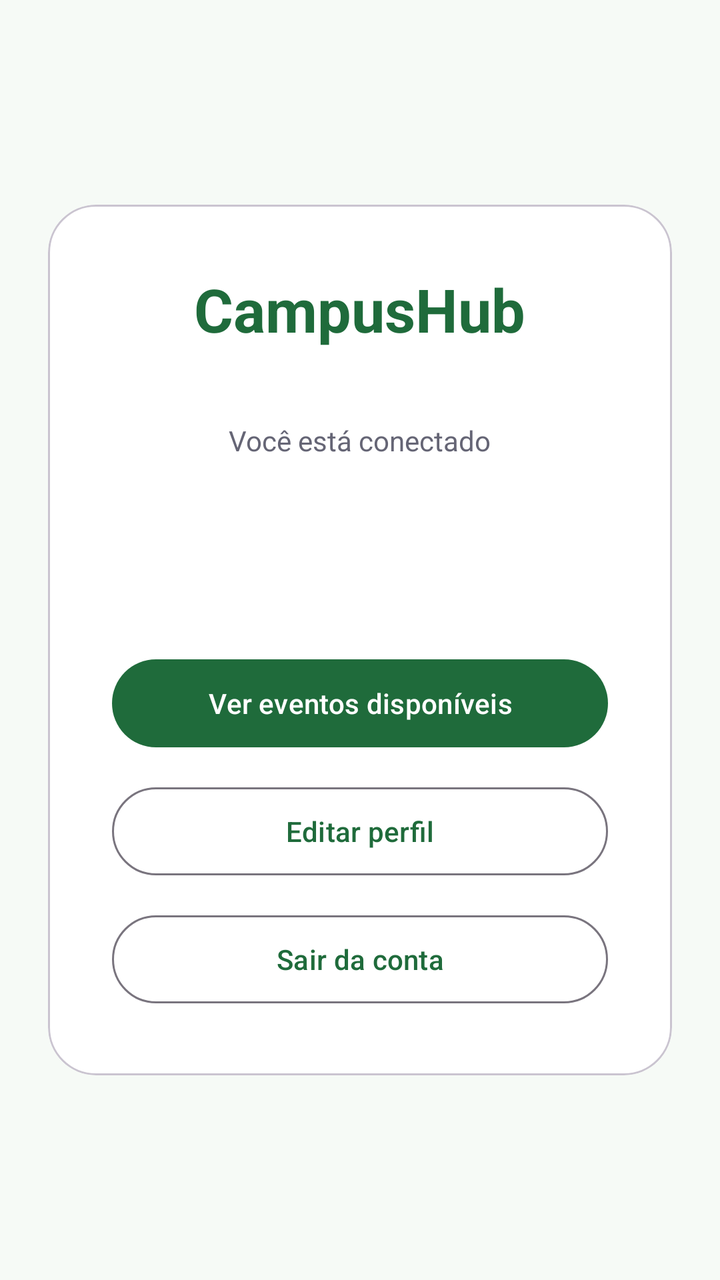
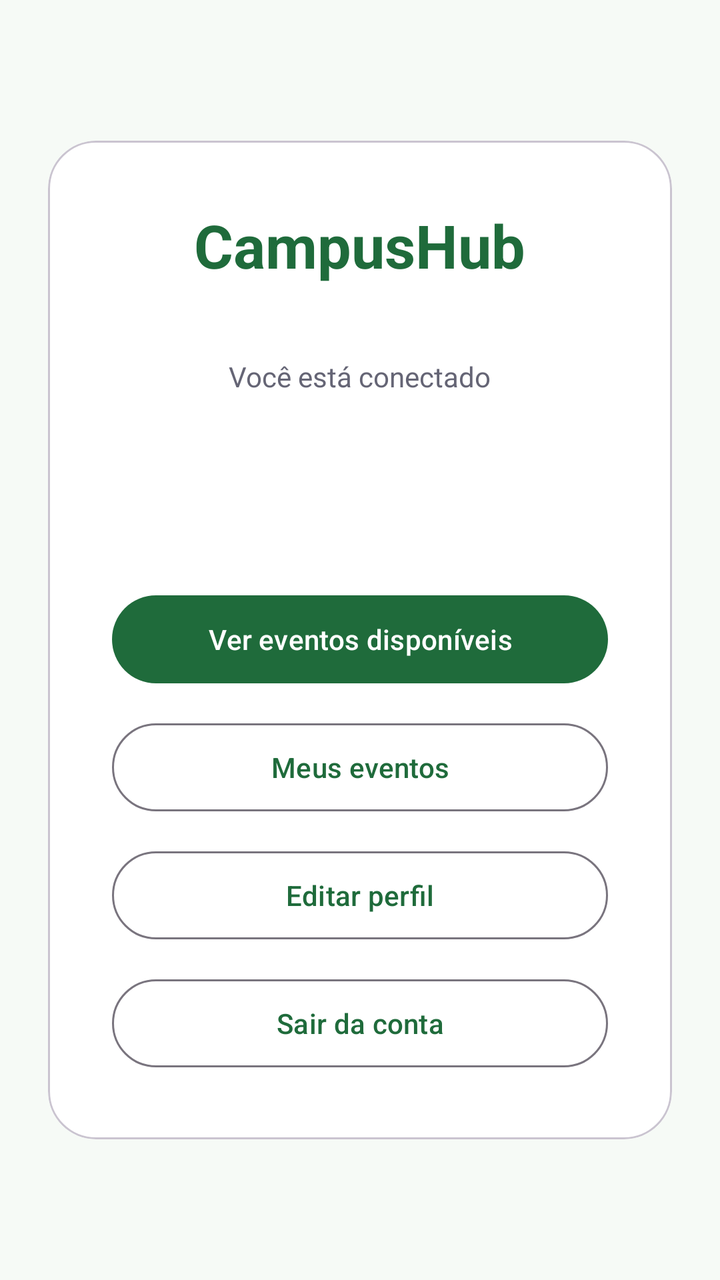

Screens rendered from an Android XML layout before and after an edit, with the pre-edit source and the edit as a unified diff.
<!-- AndroidManifest.xml: application theme Theme.CampusHub -->
<!-- res/layout/activity_welcome.xml -->
<?xml version="1.0" encoding="utf-8"?>
<ScrollView xmlns:android="http://schemas.android.com/apk/res/android"
    xmlns:app="http://schemas.android.com/apk/res-auto"
    android:layout_width="match_parent"
    android:layout_height="match_parent"
    android:background="@color/screen_background"
    android:fillViewport="true">

    <LinearLayout
        android:layout_width="match_parent"
        android:layout_height="match_parent"
        android:gravity="center"
        android:orientation="vertical"
        android:padding="24dp">

        <com.google.android.material.card.MaterialCardView
            android:layout_width="match_parent"
            android:layout_height="wrap_content"
            app:cardBackgroundColor="@color/surface"
            app:cardCornerRadius="24dp">

            <LinearLayout
                android:layout_width="match_parent"
                android:layout_height="wrap_content"
                android:gravity="center_horizontal"
                android:orientation="vertical"
                android:padding="32dp">

                <TextView
                    android:layout_width="wrap_content"
                    android:layout_height="wrap_content"
                    android:text="CampusHub"
                    android:textColor="@color/primary"
                    android:textSize="30sp"
                    android:textStyle="bold" />

                <TextView
                    android:layout_width="wrap_content"
                    android:layout_height="wrap_content"
                    android:layout_marginTop="36dp"
                    android:text="Você está conectado"
                    android:textColor="@color/text_secondary"
                    android:textSize="14sp" />

                <TextView
                    android:id="@+id/tvUserName"
                    android:layout_width="match_parent"
                    android:layout_height="wrap_content"
                    android:layout_marginTop="8dp"
                    android:gravity="center"
                    android:textColor="@color/text_primary"
                    android:textSize="24sp"
                    android:textStyle="bold" />

                <TextView
                    android:id="@+id/tvUserEmail"
                    android:layout_width="match_parent"
                    android:layout_height="wrap_content"
                    android:layout_marginTop="6dp"
                    android:gravity="center"
                    android:textColor="@color/text_secondary"
                    android:textSize="16sp" />

                <com.google.android.material.button.MaterialButton
                    android:id="@+id/btnEvents"
                    android:layout_width="match_parent"
                    android:layout_height="52dp"
                    android:layout_marginTop="28dp"
                    android:text="Ver eventos disponíveis"
                    android:textAllCaps="false" />

                <com.google.android.material.button.MaterialButton
                    android:id="@+id/btnEditProfile"
                    style="@style/Widget.Material3.Button.OutlinedButton"
                    android:layout_width="match_parent"
                    android:layout_height="52dp"
                    android:layout_marginTop="12dp"
                    android:text="Editar perfil"
                    android:textAllCaps="false" />

                <com.google.android.material.button.MaterialButton
                    android:id="@+id/btnLogout"
                    style="@style/Widget.Material3.Button.OutlinedButton"
                    android:layout_width="match_parent"
                    android:layout_height="52dp"
                    android:layout_marginTop="12dp"
                    android:text="Sair da conta"
                    android:textAllCaps="false" />
            </LinearLayout>
        </com.google.android.material.card.MaterialCardView>
    </LinearLayout>
</ScrollView>
<!-- resources referenced by this layout -->
<resources>
  <color name="primary">#1F6B3B</color>
  <color name="screen_background">#F6FAF6</color>
  <color name="surface">#FFFFFFFF</color>
  <color name="text_primary">#1B1B22</color>
  <color name="text_secondary">#656575</color>
  <style name="Theme.CampusHub" parent="Base.Theme.CampusHub" />
  <style name="Base.Theme.CampusHub" parent="Theme.Material3.DayNight.NoActionBar">
          <item name="colorPrimary">@color/primary</item>
          <item name="colorOnPrimary">@color/white</item>
          <item name="colorPrimaryContainer">@color/primary_container</item>
          <item name="android:windowLightStatusBar">true</item>
          <item name="android:statusBarColor">@color/screen_background</item>
      </style>
  <color name="white">#FFFFFFFF</color>
  <color name="primary_container">#DDF3E3</color>
</resources>

<!-- the commit's change to res/layout/activity_welcome.xml (unified diff, before → after) -->
@@ -70,6 +70,15 @@
                     android:textAllCaps="false" />
 
                 <com.google.android.material.button.MaterialButton
+                    android:id="@+id/btnMyEvents"
+                    style="@style/Widget.Material3.Button.OutlinedButton"
+                    android:layout_width="match_parent"
+                    android:layout_height="52dp"
+                    android:layout_marginTop="12dp"
+                    android:text="Meus eventos"
+                    android:textAllCaps="false" />
+
+                <com.google.android.material.button.MaterialButton
                     android:id="@+id/btnEditProfile"
                     style="@style/Widget.Material3.Button.OutlinedButton"
                     android:layout_width="match_parent"
